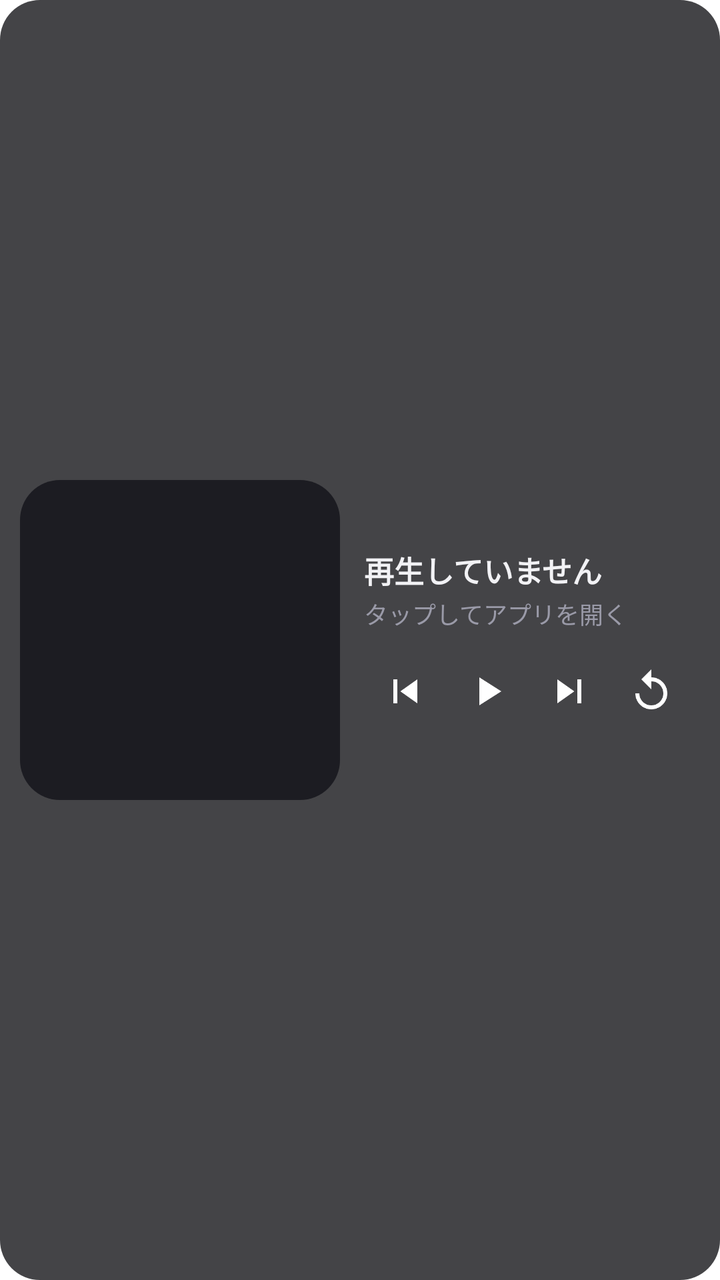
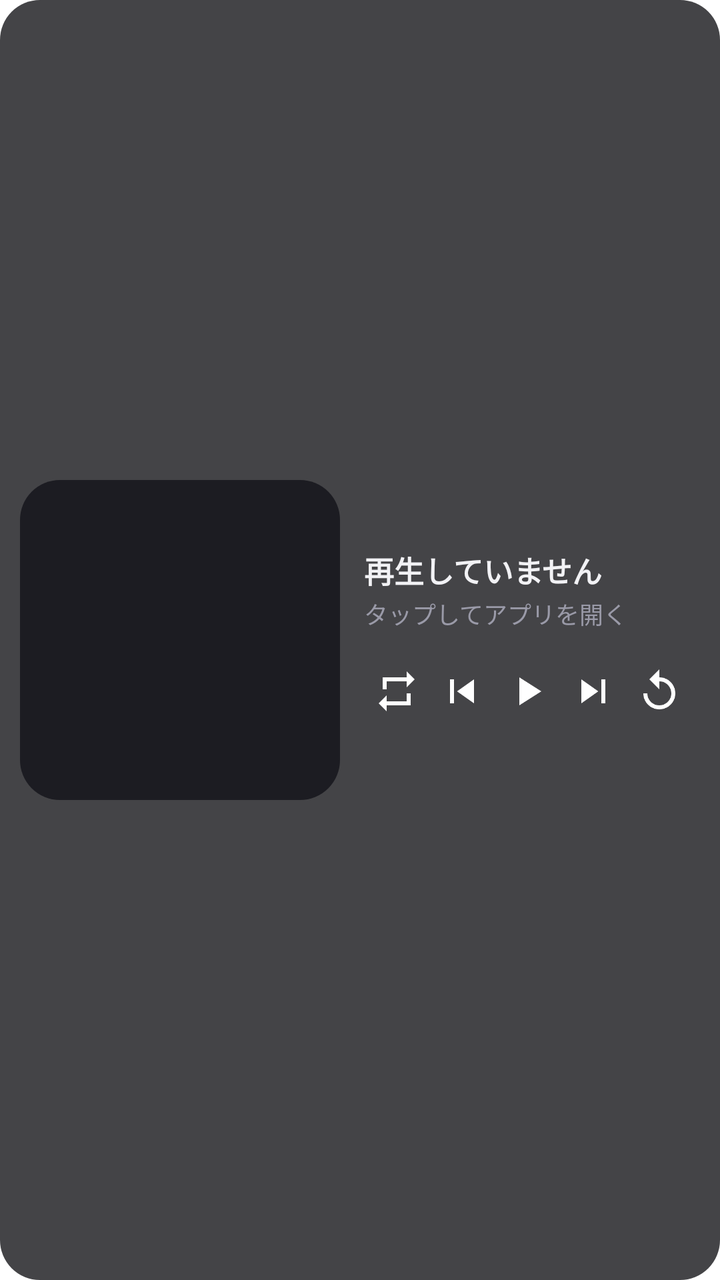

The first picture is an Android layout as it rendered before a commit; the second is the same layout after the commit. The layout source and the unified diff follow.
<!-- AndroidManifest.xml: fallback theme Theme.MaterialComponents.DayNight.NoActionBar -->
<!-- res/layout/retracks_widget.xml -->
<?xml version="1.0" encoding="utf-8"?>
<LinearLayout xmlns:android="http://schemas.android.com/apk/res/android"
    android:id="@+id/retracks_widget_root"
    android:layout_width="match_parent"
    android:layout_height="match_parent"
    android:orientation="horizontal"
    android:background="@drawable/retracks_widget_background"
    android:padding="10dp"
    android:gravity="center_vertical">

  
  <ImageView
      android:id="@+id/retracks_widget_artwork"
      android:layout_width="wrap_content"
      android:layout_height="match_parent"
      android:maxWidth="160dp"
      android:adjustViewBounds="true"
      android:scaleType="fitCenter"
      android:contentDescription="@string/retracks_widget_artwork_description"
      android:src="@drawable/retracks_artwork_placeholder" />

  
  <LinearLayout
      android:layout_width="0dp"
      android:layout_height="wrap_content"
      android:layout_weight="1"
      android:minWidth="150dp"
      android:orientation="vertical"
      android:paddingStart="12dp"
      android:paddingEnd="4dp">

    <TextView
        android:id="@+id/retracks_widget_title"
        android:layout_width="match_parent"
        android:layout_height="wrap_content"
        android:maxLines="1"
        android:ellipsize="end"
        android:textColor="#F2F2F5"
        android:textSize="15sp"
        android:textStyle="bold"
        android:text="@string/retracks_widget_idle_title" />

    <TextView
        android:id="@+id/retracks_widget_artist"
        android:layout_width="match_parent"
        android:layout_height="wrap_content"
        android:maxLines="1"
        android:ellipsize="end"
        android:textColor="#9A9AA8"
        android:textSize="12sp"
        android:layout_marginTop="2dp"
        android:text="@string/retracks_widget_idle_artist" />

    <LinearLayout
        android:layout_width="match_parent"
        android:layout_height="wrap_content"
        android:orientation="horizontal"
        android:layout_marginTop="10dp"
        android:gravity="center_vertical">

      <ImageButton
          android:id="@+id/retracks_widget_prev"
          android:layout_width="0dp"
          android:layout_height="40dp"
          android:layout_weight="1"
          android:background="?android:attr/selectableItemBackgroundBorderless"
          android:src="@drawable/retracks_ic_prev"
          android:contentDescription="@string/retracks_widget_prev_description" />

      <ImageButton
          android:id="@+id/retracks_widget_toggle"
          android:layout_width="0dp"
          android:layout_height="40dp"
          android:layout_weight="1"
          android:background="?android:attr/selectableItemBackgroundBorderless"
          android:src="@drawable/retracks_ic_play"
          android:contentDescription="@string/retracks_widget_toggle_description" />

      <ImageButton
          android:id="@+id/retracks_widget_next"
          android:layout_width="0dp"
          android:layout_height="40dp"
          android:layout_weight="1"
          android:background="?android:attr/selectableItemBackgroundBorderless"
          android:src="@drawable/retracks_ic_next"
          android:contentDescription="@string/retracks_widget_next_description" />

      <ImageButton
          android:id="@+id/retracks_widget_replay"
          android:layout_width="0dp"
          android:layout_height="40dp"
          android:layout_weight="1"
          android:background="?android:attr/selectableItemBackgroundBorderless"
          android:src="@drawable/retracks_ic_replay"
          android:contentDescription="@string/retracks_widget_replay_description" />
    </LinearLayout>
  </LinearLayout>
</LinearLayout>
<!-- resources referenced by this layout -->
<resources>
  <!-- drawable retracks_artwork_placeholder (drawable) -->
  <shape xmlns:android="http://schemas.android.com/apk/res/android" android:shape="rectangle">
    <solid android:color="#1C1C22" />
    <corners android:radius="12dp" />
    
    <size android:width="96dp" android:height="96dp" />
  </shape>
  <!-- drawable retracks_ic_next (drawable) -->
  <vector xmlns:android="http://schemas.android.com/apk/res/android"
      android:width="24dp" android:height="24dp"
      android:viewportWidth="24" android:viewportHeight="24"
      android:tint="#FFFFFF">
    <path android:fillColor="#FFFFFF" android:pathData="M6,18l8.5,-6L6,6v12zM16,6v12h2V6h-2z"/>
  </vector>
  <!-- drawable retracks_ic_play (drawable) -->
  <vector xmlns:android="http://schemas.android.com/apk/res/android"
      android:width="24dp" android:height="24dp"
      android:viewportWidth="24" android:viewportHeight="24"
      android:tint="#FFFFFF">
    <path android:fillColor="#FFFFFF" android:pathData="M8,5v14l11,-7z"/>
  </vector>
  <!-- drawable retracks_ic_prev (drawable) -->
  <vector xmlns:android="http://schemas.android.com/apk/res/android"
      android:width="24dp" android:height="24dp"
      android:viewportWidth="24" android:viewportHeight="24"
      android:tint="#FFFFFF">
    <path android:fillColor="#FFFFFF" android:pathData="M6,6h2v12H6zM9.5,12l8.5,6V6z"/>
  </vector>
  <!-- drawable retracks_ic_replay (drawable) -->
  <vector xmlns:android="http://schemas.android.com/apk/res/android"
      android:width="24dp" android:height="24dp"
      android:viewportWidth="24" android:viewportHeight="24"
      android:tint="#FFFFFF">
    <path android:fillColor="#FFFFFF"
        android:pathData="M12,5V1L7,6l5,5V7c3.31,0 6,2.69 6,6s-2.69,6 -6,6 -6,-2.69 -6,-6H4c0,4.42 3.58,8 8,8s8,-3.58 8,-8 -3.58,-8 -8,-8z"/>
  </vector>
  <!-- drawable retracks_widget_background (drawable) -->
  <shape xmlns:android="http://schemas.android.com/apk/res/android" android:shape="rectangle">
    <solid android:color="#CC16161A" />
    <corners android:radius="20dp" />
  </shape>
  <string name="retracks_widget_artwork_description">アルバムジャケット</string>
  <string name="retracks_widget_idle_artist">タップしてアプリを開く</string>
  <string name="retracks_widget_idle_title">再生していません</string>
  <string name="retracks_widget_next_description">次の曲</string>
  <string name="retracks_widget_prev_description">前の曲</string>
  <string name="retracks_widget_replay_description">この曲を最初から</string>
  <string name="retracks_widget_toggle_description">再生／一時停止</string>
</resources>

<!-- the commit's change to res/layout/retracks_widget.xml (unified diff, before → after) -->
@@ -59,6 +59,15 @@
         android:gravity="center_vertical">
 
       <ImageButton
+          android:id="@+id/retracks_widget_repeat"
+          android:layout_width="0dp"
+          android:layout_height="40dp"
+          android:layout_weight="1"
+          android:background="?android:attr/selectableItemBackgroundBorderless"
+          android:src="@drawable/retracks_ic_repeat"
+          android:contentDescription="@string/retracks_widget_repeat_description" />
+
+      <ImageButton
           android:id="@+id/retracks_widget_prev"
           android:layout_width="0dp"
           android:layout_height="40dp"
<!-- resource entries referenced after the edit -->
@@ -28,6 +28,14 @@
       android:tint="#FFFFFF">
     <path android:fillColor="#FFFFFF" android:pathData="M6,6h2v12H6zM9.5,12l8.5,6V6z"/>
   </vector>
+  <!-- drawable retracks_ic_repeat (drawable) -->
+  <vector xmlns:android="http://schemas.android.com/apk/res/android"
+      android:width="24dp" android:height="24dp"
+      android:viewportWidth="24" android:viewportHeight="24"
+      android:tint="#FFFFFF">
+    <path android:fillColor="#FFFFFF"
+        android:pathData="M7,7h10v3l4,-4 -4,-4v3H5v6h2V7zM17,17H7v-3l-4,4 4,4v-3h12v-6h-2v4z"/>
+  </vector>
   <!-- drawable retracks_ic_replay (drawable) -->
   <vector xmlns:android="http://schemas.android.com/apk/res/android"
       android:width="24dp" android:height="24dp"
@@ -46,6 +54,7 @@
   <string name="retracks_widget_idle_title">再生していません</string>
   <string name="retracks_widget_next_description">次の曲</string>
   <string name="retracks_widget_prev_description">前の曲</string>
+  <string name="retracks_widget_repeat_description">リピート</string>
   <string name="retracks_widget_replay_description">この曲を最初から</string>
   <string name="retracks_widget_toggle_description">再生／一時停止</string>
 </resources>
